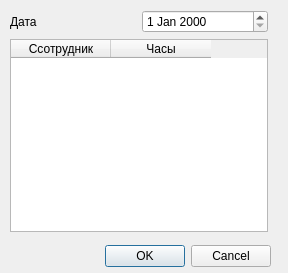
This is test_UI_new_hour.ui in Korguv/Poliur as Qt 5 draws it before an edit. The edited form follows.
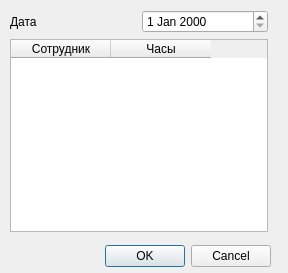
This is the edited form.

What changed in the file:
```diff
--- a/test_UI_new_hour.ui
+++ b/test_UI_new_hour.ui
@@ -29,7 +29,7 @@
     <set>QDialogButtonBox::Cancel|QDialogButtonBox::Ok</set>
    </property>
   </widget>
-  <widget class="QWidget" name="">
+  <widget class="QWidget" name="layoutWidget">
    <property name="geometry">
     <rect>
      <x>10</x>
@@ -57,7 +57,7 @@
      <widget class="QTableWidget" name="tableWidget">
       <column>
        <property name="text">
-        <string>Ссотрудник</string>
+        <string>Сотрудник</string>
        </property>
       </column>
       <column>
```
